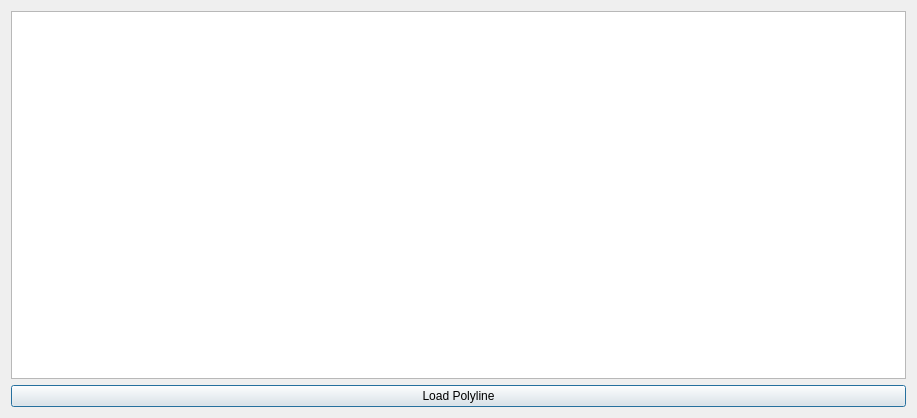
First picture: the form in main_dialog.ui, repository ismailsunni/qgis-encoded-polyline, before the edit.
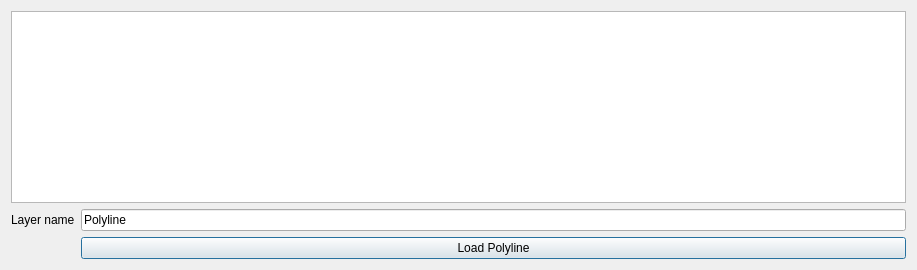
Second picture: the form after the edit.

Commit message: Add custom layer name.

Patch:
```diff
--- a/main_dialog.ui
+++ b/main_dialog.ui
@@ -7,21 +7,14 @@
     <x>0</x>
     <y>0</y>
     <width>917</width>
-    <height>418</height>
+    <height>268</height>
    </rect>
   </property>
   <property name="windowTitle">
    <string>Dialog</string>
   </property>
   <layout class="QGridLayout" name="gridLayout">
-   <item row="1" column="0">
-    <widget class="QPushButton" name="load_polyline_button">
-     <property name="text">
-      <string>Load Polyline</string>
-     </property>
-    </widget>
-   </item>
-   <item row="0" column="0">
+   <item row="0" column="0" colspan="2">
     <widget class="QPlainTextEdit" name="polyline_text_edit">
      <property name="sizePolicy">
       <sizepolicy hsizetype="MinimumExpanding" vsizetype="MinimumExpanding">
@@ -31,6 +24,27 @@
      </property>
     </widget>
    </item>
+   <item row="1" column="0">
+    <widget class="QLabel" name="label">
+     <property name="text">
+      <string>Layer name</string>
+     </property>
+    </widget>
+   </item>
+   <item row="1" column="1">
+    <widget class="QLineEdit" name="layer_name_line_edit">
+     <property name="text">
+      <string>Polyline</string>
+     </property>
+    </widget>
+   </item>
+   <item row="2" column="1">
+    <widget class="QPushButton" name="load_polyline_button">
+     <property name="text">
+      <string>Load Polyline</string>
+     </property>
+    </widget>
+   </item>
   </layout>
  </widget>
  <resources/>
```
The commit also changes 1 other file.
